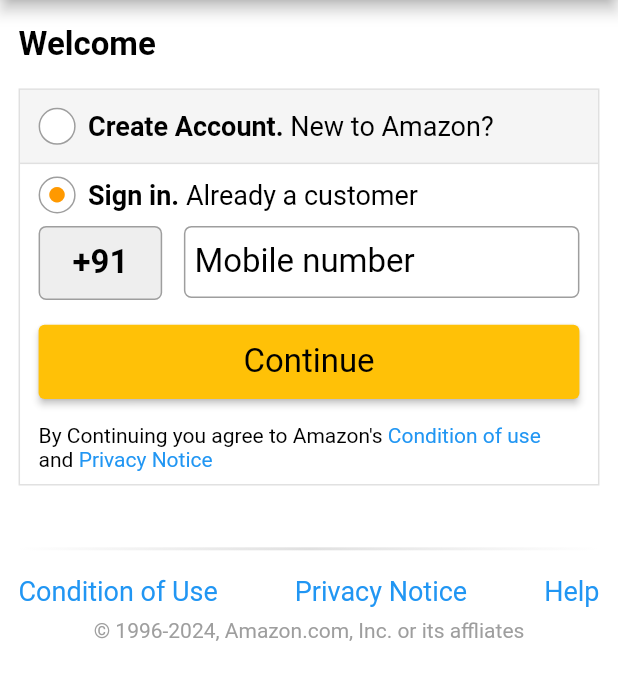
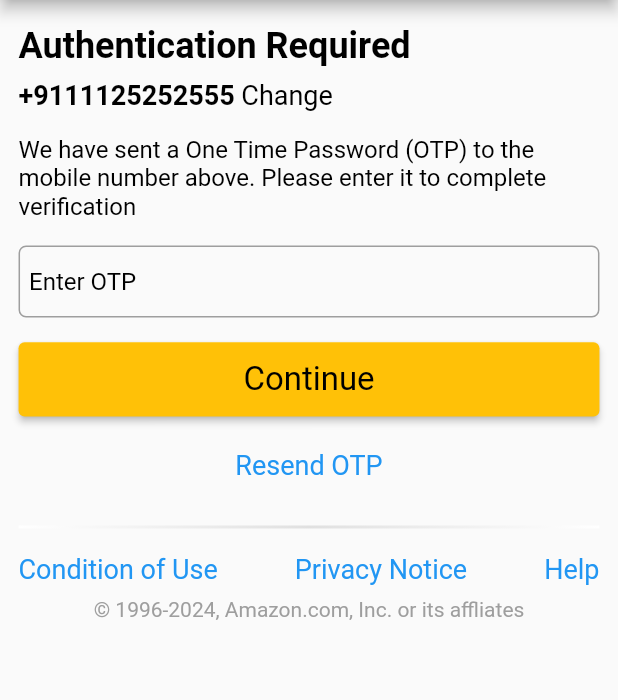
Before and after one commit to vivekg007/amazonclone, a Flutter app: the screen it shows after launch, on a phone screen of 412 x 824 dp, the part 84-784 px from its top. Run offline on Flutter 3.47's test engine with Material 2 defaults, Android fonts, the phone set to English and light mode, and no system bars; our stand-ins replace country_picker.

Commit message:
code committed for otp screen ui and custom widget creation

```diff
--- a/lib/main.dart
+++ b/lib/main.dart
@@ -1,5 +1,5 @@
 import 'package:amazonclone/utils/theme.dart';
-import 'package:amazonclone/views/auth_screen/auth_screen.dart';
+import 'package:amazonclone/views/auth_screen/otp_screen.dart';
 import 'package:flutter/material.dart';
 
 void main() {
@@ -14,7 +14,9 @@ class Amazon extends StatelessWidget {
     return MaterialApp(
       theme: theme,
       debugShowCheckedModeBanner: false,
-      home: AuthScreen(),
+      home: OTPScreen(
+        mobileNumber: '+9111125252555',
+      ),
     );
   }
 }
--- /dev/null
+++ b/lib/utils/cutom_widget.dart
@@ -0,0 +1,80 @@
+import 'package:flutter/material.dart';
+
+import '../constant/common_functions.dart';
+import 'colors.dart';
+
+class AuthButtonWidget extends StatelessWidget {
+  AuthButtonWidget(
+      {super.key,
+      required this.title,
+      required this.onPressed,
+      required this.btnWidth});
+  String title;
+  VoidCallback onPressed;
+  double btnWidth;
+
+  @override
+  Widget build(BuildContext context) {
+    final height = MediaQuery.of(context).size.height;
+    final width = MediaQuery.of(context).size.width;
+    final textTheme = Theme.of(context).textTheme;
+    return ElevatedButton(
+      onPressed: () {},
+      style: ElevatedButton.styleFrom(
+          minimumSize: Size(width * btnWidth, height * 0.06),
+          backgroundColor: amber),
+      child: Text(
+        title,
+        style: textTheme.displaySmall!,
+      ),
+    );
+  }
+}
+
+class FooterWidget extends StatelessWidget {
+  const FooterWidget({
+    super.key,
+  });
+
+  @override
+  Widget build(BuildContext context) {
+    final height = MediaQuery.of(context).size.height;
+    final width = MediaQuery.of(context).size.width;
+    final textTheme = Theme.of(context).textTheme;
+    return Column(
+      children: [
+        Container(
+          height: 2,
+          width: width,
+          decoration: BoxDecoration(
+              gradient: LinearGradient(
+            colors: [white, greyShade3, white],
+          )),
+        ),
+        CommonFunctions.blankSpace(height: height * 0.02, width: 0),
+        Row(
+          mainAxisAlignment: MainAxisAlignment.spaceBetween,
+          children: [
+            Text(
+              'Condition of Use',
+              style: textTheme.bodyMedium!.copyWith(color: blue),
+            ),
+            Text(
+              'Privacy Notice',
+              style: textTheme.bodyMedium!.copyWith(color: blue),
+            ),
+            Text(
+              'Help',
+              style: textTheme.bodyMedium!.copyWith(color: blue),
+            ),
+          ],
+        ),
+        CommonFunctions.blankSpace(height: height * 0.01, width: 0),
+        Text(
+          '© 1996-2024, Amazon.com, Inc. or its affliates',
+          style: textTheme.labelMedium!.copyWith(color: grey),
+        ),
+      ],
+    );
+  }
+}
--- a/lib/views/auth_screen/auth_screen.dart
+++ b/lib/views/auth_screen/auth_screen.dart
@@ -3,6 +3,7 @@ import 'package:country_picker/country_picker.dart';
 import 'package:flutter/material.dart';
 
 import '../../constant/common_functions.dart';
+import '../../utils/cutom_widget.dart';
 
 class AuthScreen extends StatefulWidget {
   const AuthScreen({Key? key}) : super(key: key);
@@ -28,7 +29,7 @@ class _AuthScreenState extends State<AuthScreen> {
         backgroundColor: white,
         centerTitle: true,
         title: Image(
-          image: AssetImage(
+          image: const AssetImage(
             'assets/images/amazon_logo.png',
           ),
           height: height * 0.04,
@@ -58,13 +59,12 @@ class _AuthScreenState extends State<AuthScreen> {
                 ),
                 Builder(builder: (context) {
                   if (isLogin) {
-                    return SignIn(width, height, textTheme, context);
+                    return signIn(width, height, textTheme, context);
                   }
-                  return CreateAccount(width, height, textTheme, context);
+                  return createAccount(width, height, textTheme, context);
                 }),
                 CommonFunctions.blankSpace(height: height * 0.05, width: 0),
-                FooterWidget(
-                    width: width, height: height, textTheme: textTheme),
+                const FooterWidget(),
               ],
             ),
           ),
@@ -73,7 +73,7 @@ class _AuthScreenState extends State<AuthScreen> {
     );
   }
 
-  Container SignIn(
+  Container signIn(
       double width, double height, TextTheme textTheme, BuildContext context) {
     return Container(
       width: width,
@@ -244,7 +244,7 @@ class _AuthScreenState extends State<AuthScreen> {
                         cursorColor: black,
                         style: textTheme.displaySmall,
                         decoration: InputDecoration(
-                          contentPadding: EdgeInsets.all(7.0),
+                          contentPadding: const EdgeInsets.all(7.0),
                           hintText: 'Mobile number',
                           hintStyle: textTheme.displaySmall,
                           border: OutlineInputBorder(
@@ -277,15 +277,10 @@ class _AuthScreenState extends State<AuthScreen> {
                   ],
                 ),
                 CommonFunctions.blankSpace(height: height * 0.02, width: 0),
-                ElevatedButton(
+                AuthButtonWidget(
+                  title: 'Continue',
                   onPressed: () {},
-                  style: ElevatedButton.styleFrom(
-                      minimumSize: Size(width * 0.88, height * 0.06),
-                      backgroundColor: amber),
-                  child: Text(
-                    'Continue',
-                    style: textTheme.displaySmall!,
-                  ),
+                  btnWidth: 0.88,
                 ),
                 CommonFunctions.blankSpace(height: height * 0.02, width: 0),
                 RichText(
@@ -312,7 +307,7 @@ class _AuthScreenState extends State<AuthScreen> {
     );
   }
 
-  Container CreateAccount(
+  Container createAccount(
       double width, double height, TextTheme textTheme, BuildContext context) {
     return Container(
       width: width,
@@ -384,7 +379,7 @@ class _AuthScreenState extends State<AuthScreen> {
                   child: TextField(
                     controller: nameController,
                     decoration: InputDecoration(
-                      contentPadding: EdgeInsets.all(7.0),
+                      contentPadding: const EdgeInsets.all(7.0),
                       hintText: 'First and Last Name',
                       hintStyle: textTheme.bodySmall,
                       border: OutlineInputBorder(
@@ -456,7 +451,7 @@ class _AuthScreenState extends State<AuthScreen> {
                         cursorColor: black,
                         style: textTheme.displaySmall,
                         decoration: InputDecoration(
-                          contentPadding: EdgeInsets.all(7.0),
+                          contentPadding: const EdgeInsets.all(7.0),
                           hintText: 'Mobile number',
                           hintStyle: textTheme.bodySmall,
                           //hintStyle: textTheme.displaySmall,
@@ -495,15 +490,10 @@ class _AuthScreenState extends State<AuthScreen> {
                   style: textTheme.bodyMedium,
                 ),
                 CommonFunctions.blankSpace(height: height * 0.02, width: 0),
-                ElevatedButton(
+                AuthButtonWidget(
+                  title: "Verify Mobile Number",
                   onPressed: () {},
-                  style: ElevatedButton.styleFrom(
-                      minimumSize: Size(width * 0.88, height * 0.06),
-                      backgroundColor: amber),
-                  child: Text(
-                    'Verify mobile number',
-                    style: textTheme.displaySmall!,
-                  ),
+                  btnWidth: 0.88,
                 ),
                 CommonFunctions.blankSpace(height: height * 0.02, width: 0),
                 RichText(
@@ -593,55 +583,3 @@ class _AuthScreenState extends State<AuthScreen> {
     );
   }
 }
-
-class FooterWidget extends StatelessWidget {
-  const FooterWidget({
-    super.key,
-    required this.width,
-    required this.height,
-    required this.textTheme,
-  });
-
-  final double width;
-  final double height;
-  final TextTheme textTheme;
-
-  @override
-  Widget build(BuildContext context) {
-    return Column(
-      children: [
-        Container(
-          height: 2,
-          width: width,
-          decoration: BoxDecoration(
-              gradient: LinearGradient(
-            colors: [white, greyShade3, white],
-          )),
-        ),
-        CommonFunctions.blankSpace(height: height * 0.02, width: 0),
-        Row(
-          mainAxisAlignment: MainAxisAlignment.spaceBetween,
-          children: [
-            Text(
-              'Condition of Use',
-              style: textTheme.bodyMedium!.copyWith(color: blue),
-            ),
-            Text(
-              'Privacy Notice',
-              style: textTheme.bodyMedium!.copyWith(color: blue),
-            ),
-            Text(
-              'Help',
-              style: textTheme.bodyMedium!.copyWith(color: blue),
-            ),
-          ],
-        ),
-        CommonFunctions.blankSpace(height: height * 0.01, width: 0),
-        Text(
-          '© 1996-2024, Amazon.com, Inc. or its affliates',
-          style: textTheme.labelMedium!.copyWith(color: grey),
-        ),
-      ],
-    );
-  }
-}
--- /dev/null
+++ b/lib/views/auth_screen/otp_screen.dart
@@ -0,0 +1,130 @@
+import 'package:amazonclone/constant/common_functions.dart';
+import 'package:flutter/material.dart';
+
+import '../../utils/colors.dart';
+import '../../utils/cutom_widget.dart';
+
+class OTPScreen extends StatefulWidget {
+  OTPScreen({super.key, required this.mobileNumber});
+  String mobileNumber;
+
+  @override
+  State<OTPScreen> createState() => _OTPScreenState();
+}
+
+class _OTPScreenState extends State<OTPScreen> {
+  TextEditingController otpController = TextEditingController();
+  @override
+  Widget build(BuildContext context) {
+    final height = MediaQuery.of(context).size.height;
+    final width = MediaQuery.of(context).size.width;
+    final textTheme = Theme.of(context).textTheme;
+    return Scaffold(
+      appBar: AppBar(
+        backgroundColor: white,
+        centerTitle: true,
+        title: Image(
+          image: const AssetImage(
+            'assets/images/amazon_logo.png',
+          ),
+          height: height * 0.04,
+        ),
+      ),
+      body: SafeArea(
+        child: Container(
+          height: height,
+          width: width,
+          padding: EdgeInsets.symmetric(
+            horizontal: width * 0.03,
+            vertical: height * 0.02,
+          ),
+          child: Column(
+            crossAxisAlignment: CrossAxisAlignment.start,
+            children: [
+              Text(
+                'Authentication Required',
+                style: textTheme.displayMedium!
+                    .copyWith(fontWeight: FontWeight.w600),
+              ),
+              CommonFunctions.blankSpace(height: height * 0.01, width: 0),
+              RichText(
+                text: TextSpan(
+                  children: [
+                    TextSpan(
+                      text: widget.mobileNumber,
+                      style: textTheme.bodyMedium!.copyWith(
+                        fontWeight: FontWeight.bold,
+                      ),
+                    ),
+                    TextSpan(
+                      text: " Change",
+                      style: textTheme.bodyMedium!,
+                    ),
+                  ],
+                ),
+              ),
+              CommonFunctions.blankSpace(height: height * 0.02, width: 0),
+              Text(
+                "We have sent a One Time Password (OTP) to the mobile number above. Please enter it to complete verification",
+                style: textTheme.bodySmall,
+              ),
+              CommonFunctions.blankSpace(height: height * 0.02, width: 0),
+              TextField(
+                controller: otpController,
+                decoration: InputDecoration(
+                  contentPadding: const EdgeInsets.all(7.0),
+                  hintText: 'Enter OTP',
+                  hintStyle: textTheme.bodySmall,
+                  border: OutlineInputBorder(
+                    borderRadius: BorderRadius.circular(5),
+                    borderSide: BorderSide(
+                      color: grey,
+                    ),
+                  ),
+                  focusedBorder: OutlineInputBorder(
+                    borderRadius: BorderRadius.circular(5),
+                    borderSide: const BorderSide(
+                      color: secondaryColor,
+                    ),
+                  ),
+                  disabledBorder: OutlineInputBorder(
+                    borderRadius: BorderRadius.circular(5),
+                    borderSide: BorderSide(
+                      color: grey,
+                    ),
+                  ),
+                  enabledBorder: OutlineInputBorder(
+                    borderRadius: BorderRadius.circular(5),
+                    borderSide: BorderSide(
+                      color: grey,
+                    ),
+                  ),
+                ),
+              ),
+              CommonFunctions.blankSpace(height: height * 0.02, width: 0),
+              AuthButtonWidget(
+                title: 'Continue',
+                onPressed: () {},
+                btnWidth: 0.94,
+              ),
+              CommonFunctions.blankSpace(height: height * 0.01, width: 0),
+              Row(
+                mainAxisAlignment: MainAxisAlignment.center,
+                children: [
+                  TextButton(
+                      onPressed: () {},
+                      child: Text(
+                        "Resend OTP",
+                        style: textTheme.bodyMedium!.copyWith(color: blue),
+                      )),
+                ],
+              ),
+              CommonFunctions.blankSpace(height: height * 0.02, width: 0),
+              const FooterWidget(),
+            ],
+          ),
+        ),
+      ),
+    );
+  }
+}
```
